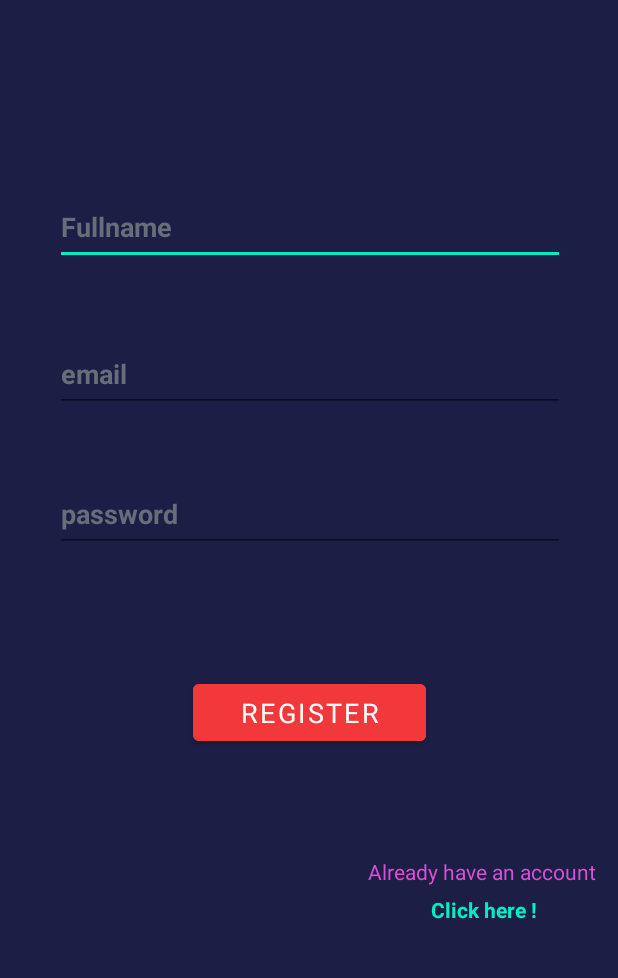
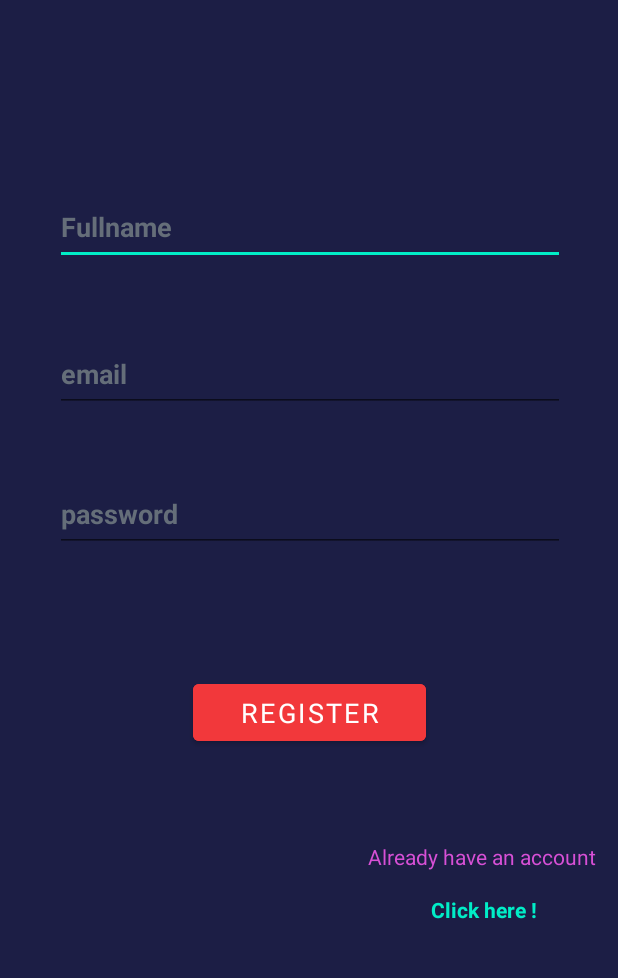
Before and after one commit to Bahri-Haythem/Pause-android-app, an Android app: the RegisterActivity screen opened directly, with no data from a screen before it, on a phone screen of 412 x 824 dp, the part 242-1220 px from its top. Run offline under Robolectric (Android 15) with nearby library versions, the phone set to English and light mode, and no system bars; our stand-ins replace Firebase (no records; nobody signed in at launch, a user with empty details on screens opened directly); Roboto replaces fonts that are not available here.

Commit message:
Update content_register.xml

```diff
--- a/PauseProject_AndroidApp/app/src/main/res/layout/content_register.xml
+++ b/PauseProject_AndroidApp/app/src/main/res/layout/content_register.xml
@@ -96,7 +96,7 @@
         android:id="@+id/textView2"
         style="@style/TextViewPurple"
         android:layout_width="172dp"
-        android:layout_height="22dp"
+        android:layout_height="42dp"
         android:text="Already have an account"
         android:textAlignment="center"
         app:layout_constraintBottom_toTopOf="@+id/loginTextView"
```
